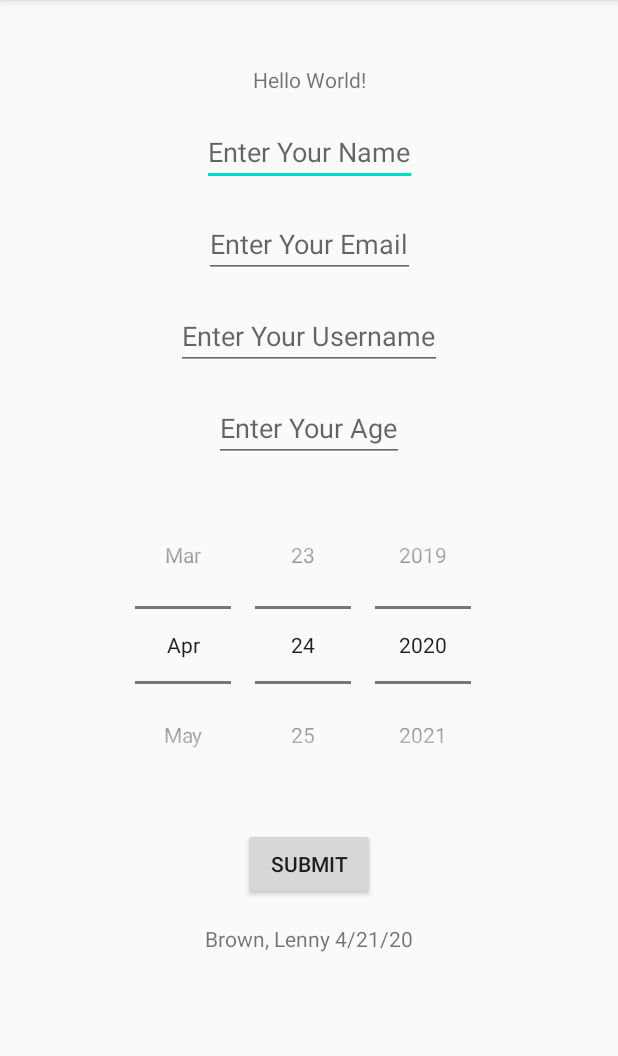
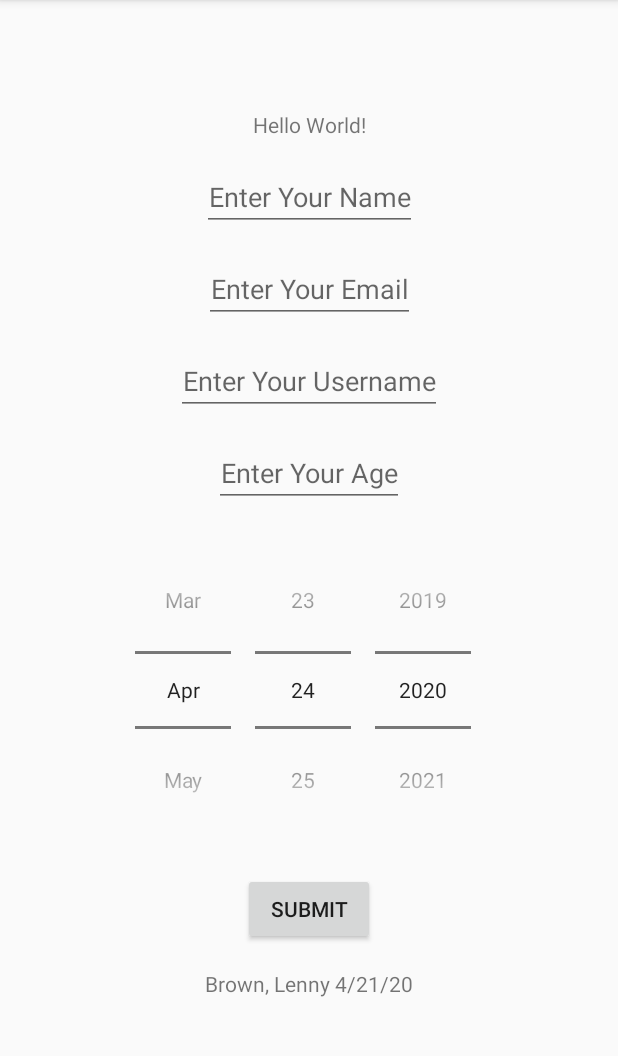
Before and after one commit to lbrown51/Dating-App-Mobile, an Android app: the screen it shows after launch (MainActivity), on a phone screen of 412 x 824 dp, the part 84-1140 px from its top. Run offline under Robolectric (Android 15) with nearby library versions, the phone set to English and light mode, and no system bars.

Commit message:
Trying to add sleep before button click. Also, some layout changes.

```diff
--- a/app/src/main/java/com/ad340/datingapp/ProfileActivity.kt
+++ b/app/src/main/java/com/ad340/datingapp/ProfileActivity.kt
@@ -16,7 +16,7 @@ class ProfileActivity : AppCompatActivity() {
         setContentView(R.layout.activity_profile)
         val thanksText = findViewById<TextView>(R.id.signup_thanks_text)
 
-        val msgText = "Thanks for Signing Up "
+        val msgText = "Thanks for Signing Up \n"
         val msg = StringBuilder(msgText)
         val b = intent.extras
 
--- a/app/src/main/res/layout/activity_main.xml
+++ b/app/src/main/res/layout/activity_main.xml
@@ -10,6 +10,7 @@
         android:layout_height="wrap_content"
         app:layout_constraintEnd_toEndOf="parent"
         app:layout_constraintHorizontal_bias="0.5"
+        android:padding="@dimen/main_layout_padding"
         app:layout_constraintStart_toStartOf="parent"
         tools:context=".MainActivity">
 
@@ -33,6 +34,7 @@
             android:layout_marginTop="@dimen/item_spacing"
             android:hint="@string/enter_name"
             android:inputType="textPersonName"
+            android:textAlignment="center"
             app:layout_constraintEnd_toEndOf="parent"
             app:layout_constraintStart_toStartOf="parent"
             app:layout_constraintTop_toBottomOf="@+id/hello_text" />
@@ -44,6 +46,7 @@
             android:layout_marginTop="@dimen/item_spacing"
             android:hint="@string/enter_email"
             android:inputType="textEmailAddress"
+            android:textAlignment="center"
             app:layout_constraintEnd_toEndOf="parent"
             app:layout_constraintStart_toStartOf="parent"
             app:layout_constraintTop_toBottomOf="@+id/name_edit_text" />
@@ -55,6 +58,7 @@
             android:layout_marginTop="@dimen/item_spacing"
             android:hint="@string/enter_username"
             android:inputType="textPersonName"
+            android:textAlignment="center"
             app:layout_constraintEnd_toEndOf="parent"
             app:layout_constraintStart_toStartOf="parent"
             app:layout_constraintTop_toBottomOf="@+id/email_edit_text" />
@@ -66,6 +70,7 @@
             android:layout_marginTop="@dimen/item_spacing"
             android:hint="@string/enter_age"
             android:inputType="number"
+            android:textAlignment="center"
             app:layout_constraintEnd_toEndOf="parent"
             app:layout_constraintStart_toStartOf="parent"
             app:layout_constraintTop_toBottomOf="@+id/username_edit_text" />
--- a/app/src/main/res/layout/activity_profile.xml
+++ b/app/src/main/res/layout/activity_profile.xml
@@ -11,6 +11,7 @@
         android:layout_width="wrap_content"
         android:layout_height="wrap_content"
         android:layout_marginTop="@dimen/signup_text_margin_top"
+        android:textAlignment="center"
         android:textColor="@color/grey"
         android:textSize="@dimen/thanks_text_size"
         android:textStyle="bold"
--- a/app/src/main/res/values/dimens.xml
+++ b/app/src/main/res/values/dimens.xml
@@ -3,4 +3,5 @@
     <dimen name="item_spacing">16dp</dimen>
     <dimen name="signup_text_margin_top">120dp</dimen>
     <dimen name="thanks_text_size">30sp</dimen>
+    <dimen name="main_layout_padding">30dp</dimen>
 </resources>
```
Also changed, not shown: 2 other files.
